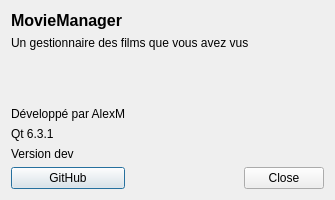
Qt form Dialogs/AboutDialog.ui (AmbreM71/MovieManager) before a commit.
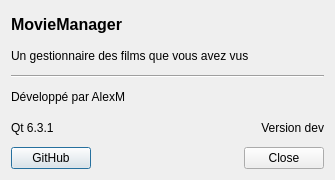
The same form after that commit.

```diff
--- a/Dialogs/AboutDialog.ui
+++ b/Dialogs/AboutDialog.ui
@@ -7,9 +7,15 @@
     <x>0</x>
     <y>0</y>
     <width>335</width>
-    <height>200</height>
+    <height>180</height>
    </rect>
   </property>
+  <property name="sizePolicy">
+   <sizepolicy hsizetype="Preferred" vsizetype="Preferred">
+    <horstretch>0</horstretch>
+    <verstretch>0</verstretch>
+   </sizepolicy>
+  </property>
   <property name="windowTitle">
    <string>À Propos de Movie Manager</string>
   </property>
@@ -21,26 +27,6 @@
      </property>
     </widget>
    </item>
-   <item row="3" column="0" colspan="2">
-    <spacer name="VerticalSpacer">
-     <property name="orientation">
-      <enum>Qt::Vertical</enum>
-     </property>
-     <property name="sizeHint" stdset="0">
-      <size>
-       <width>20</width>
-       <height>40</height>
-      </size>
-     </property>
-    </spacer>
-   </item>
-   <item row="5" column="0" colspan="2">
-    <widget class="QLabel" name="QtVersionLabel">
-     <property name="text">
-      <string>Qt 6.3.1</string>
-     </property>
-    </widget>
-   </item>
    <item row="0" column="0" colspan="2">
     <widget class="QLabel" name="MovieManagerLabel">
      <property name="font">
@@ -71,20 +57,37 @@
      </property>
     </widget>
    </item>
-   <item row="6" column="0" colspan="2">
-    <widget class="QLabel" name="VersionLabel">
+   <item row="2" column="0" colspan="2">
+    <widget class="Line" name="line">
+     <property name="orientation">
+      <enum>Qt::Horizontal</enum>
+     </property>
+    </widget>
+   </item>
+   <item row="5" column="0">
+    <widget class="QLabel" name="QtVersionLabel">
      <property name="text">
-      <string>Version dev</string>
+      <string>Qt 6.3.1</string>
      </property>
     </widget>
    </item>
-   <item row="4" column="0">
+   <item row="4" column="0" colspan="2">
     <widget class="QLabel" name="label">
      <property name="text">
       <string>Développé par AlexM</string>
      </property>
     </widget>
    </item>
+   <item row="5" column="1">
+    <widget class="QLabel" name="VersionLabel">
+     <property name="text">
+      <string>Version dev</string>
+     </property>
+     <property name="alignment">
+      <set>Qt::AlignRight|Qt::AlignTrailing|Qt::AlignVCenter</set>
+     </property>
+    </widget>
+   </item>
   </layout>
  </widget>
  <resources/>
```
